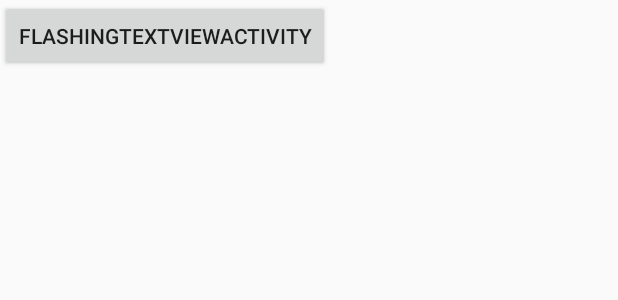
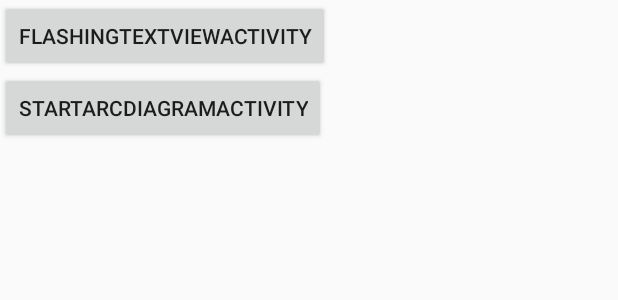
Before and after one commit to jidishengguang123/AndroidDemo, an Android app: the layout activity_main.xml on its own in the app's theme, with its tools: preview values and no code run, on a phone screen of 412 x 824 dp. Shown: the top 300 px of the screen. Run offline under Robolectric (Android 15) with nearby library versions, the phone set to English and light mode, and no system bars.

Commit message:
增加ArcDiagramView弧线展示图demo

```diff
--- a/app/src/main/AndroidManifest.xml
+++ b/app/src/main/AndroidManifest.xml
@@ -24,6 +24,12 @@
                   android:theme="@style/AppTheme.NoActionBar">
 
         </activity>
+
+        <activity android:name=".activity.ArcDiagramActivity"
+                  android:label="@string/app_name"
+                  android:theme="@style/AppTheme.NoActionBar">
+
+        </activity>
     </application>
 
 </manifest>
--- a/app/src/main/res/layout/activity_main.xml
+++ b/app/src/main/res/layout/activity_main.xml
@@ -1,15 +1,22 @@
 <?xml version="1.0" encoding="utf-8"?>
-<android.support.design.widget.CoordinatorLayout
+<LinearLayout
     xmlns:android="http://schemas.android.com/apk/res/android"
     xmlns:tools="http://schemas.android.com/tools"
     android:layout_width="match_parent"
     android:layout_height="match_parent"
+    android:orientation="vertical"
     tools:context=".activity.MainActivity">
 
    <Button
-       android:onClick="startFlashingTextView"
+       android:onClick="startFlashingActivity"
        android:layout_width="wrap_content"
        android:layout_height="wrap_content"
        android:text="FlashingTextViewActivity"/>
 
-</android.support.design.widget.CoordinatorLayout>
+    <Button
+        android:onClick="startArcDiagramActivity"
+        android:layout_width="wrap_content"
+        android:layout_height="wrap_content"
+        android:text="startArcDiagramActivity"/>
+
+</LinearLayout>
```
Also changed, not shown: app/src/main/java/com/jeck/demo/activity/ArcDiagramActivity.java (added, +27 -0 lines), app/src/main/java/com/jeck/demo/activity/MainActivity.java (+6 -1 lines), app/src/main/java/com/jeck/demo/view/ArcDiagramView.java (added, +96 -0 lines), app/src/main/res/layout/activity_arcdiagram.xml (added, +10 -0 lines).
